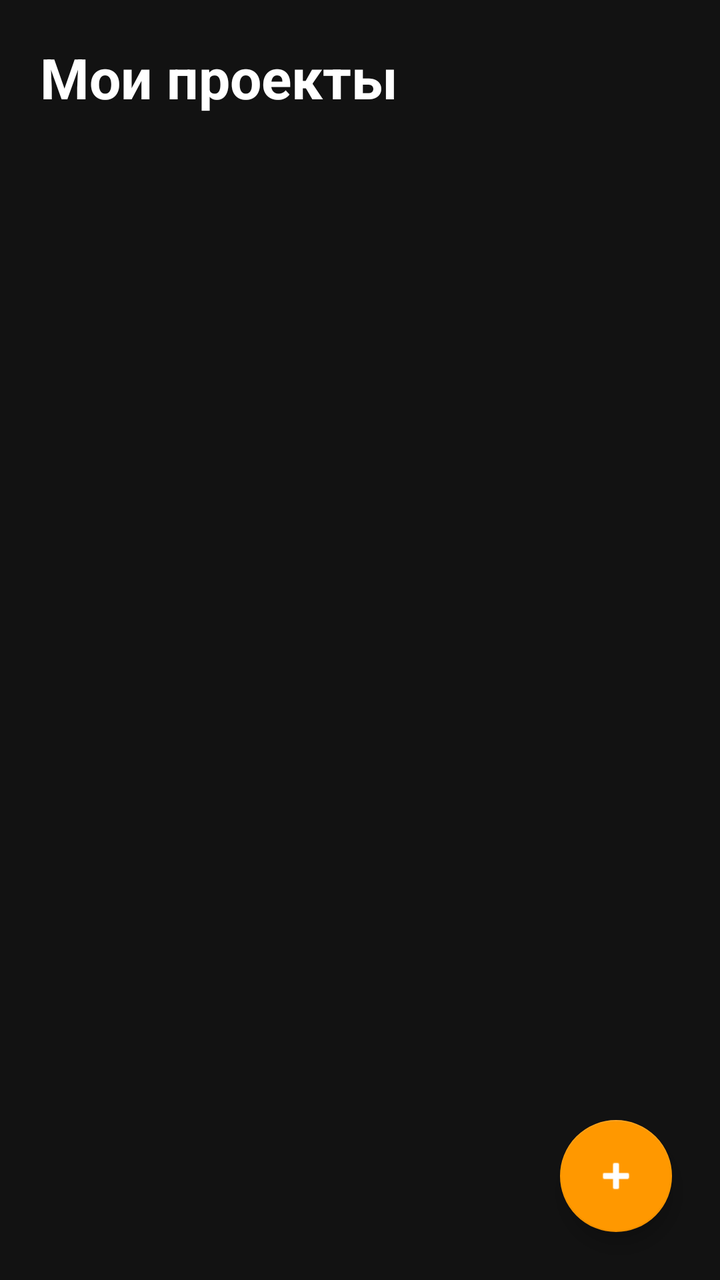
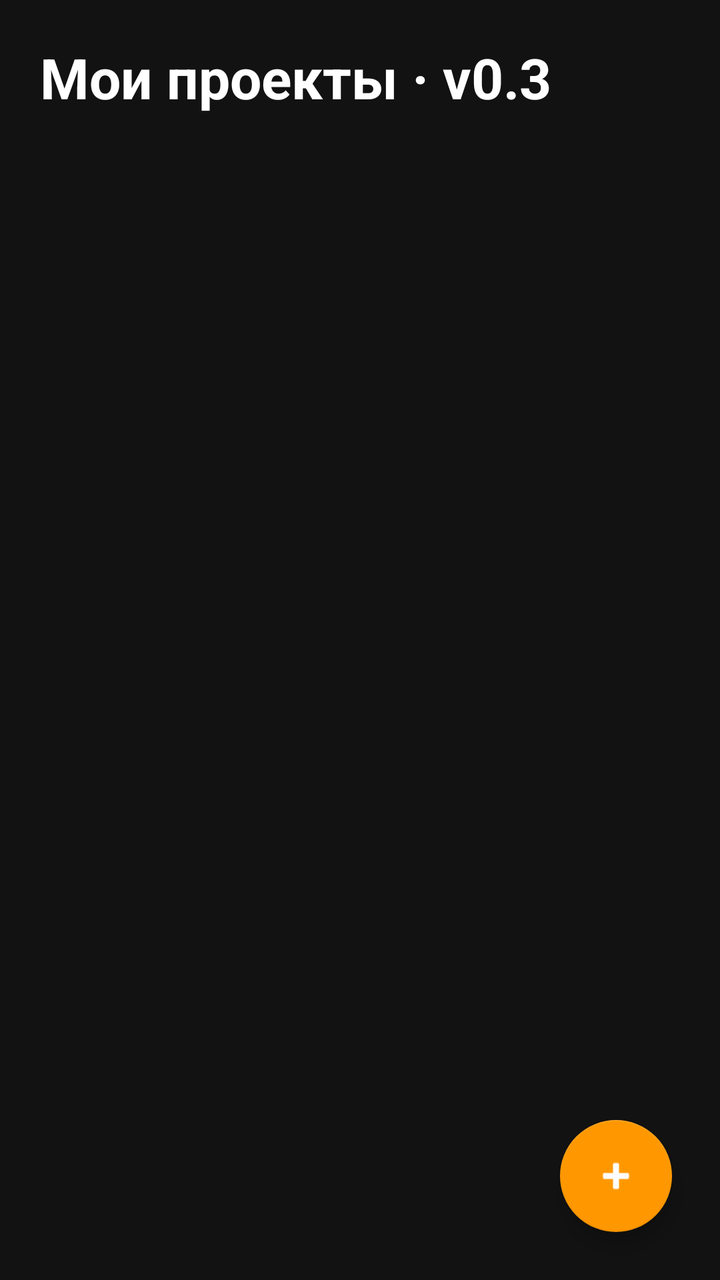

An Android layout rendered at two revisions. The XML below is the earlier revision; the diff shows what the commit changed to produce the second picture.
<!-- AndroidManifest.xml: application theme Theme.GdeSanek -->
<!-- res/layout/activity_main.xml -->
<?xml version="1.0" encoding="utf-8"?>
<androidx.constraintlayout.widget.ConstraintLayout xmlns:android="http://schemas.android.com/apk/res/android"
    xmlns:app="http://schemas.android.com/apk/res-auto"
    android:layout_width="match_parent"
    android:layout_height="match_parent"
    android:background="#121212">

    <TextView
        android:id="@+id/titleText"
        android:layout_width="match_parent"
        android:layout_height="wrap_content"
        android:text="Мои проекты"
        android:textColor="#FFFFFF"
        android:textSize="28sp"
        android:textStyle="bold"
        android:padding="20dp"
        app:layout_constraintTop_toTopOf="parent" />

    <androidx.recyclerview.widget.RecyclerView
        android:id="@+id/recyclerView"
        android:layout_width="match_parent"
        android:layout_height="0dp"
        android:padding="16dp"
        android:clipToPadding="false"
        app:layout_constraintTop_toBottomOf="@id/titleText"
        app:layout_constraintBottom_toBottomOf="parent" />

    <com.google.android.material.floatingactionbutton.FloatingActionButton
        android:id="@+id/fabAdd"
        android:layout_width="wrap_content"
        android:layout_height="wrap_content"
        android:layout_margin="24dp"
        android:src="@android:drawable/ic_input_add"
        app:backgroundTint="#FF9800"
        app:tint="#FFFFFF"
        app:layout_constraintBottom_toBottomOf="parent"
        app:layout_constraintEnd_toEndOf="parent" />

</androidx.constraintlayout.widget.ConstraintLayout>
<!-- resources referenced by this layout -->
<resources>
  <style name="Theme.GdeSanek" parent="Theme.MaterialComponents.DayNight.NoActionBar">
          <item name="colorPrimary">#FF9800</item>
          <item name="colorPrimaryVariant">#F57C00</item>
          <item name="colorOnPrimary">#FFFFFF</item>
          <item name="colorSecondary">#03DAC5</item>
          <item name="colorSecondaryVariant">#018786</item>
          <item name="colorOnSecondary">#000000</item>
          <item name="android:statusBarColor">#121212</item>
          <item name="android:windowBackground">#121212</item>
      </style>
</resources>

<!-- the commit's change to res/layout/activity_main.xml (unified diff, before → after) -->
@@ -9,7 +9,7 @@
         android:id="@+id/titleText"
         android:layout_width="match_parent"
         android:layout_height="wrap_content"
-        android:text="Мои проекты"
+        android:text="Мои проекты · v0.3"
         android:textColor="#FFFFFF"
         android:textSize="28sp"
         android:textStyle="bold"
